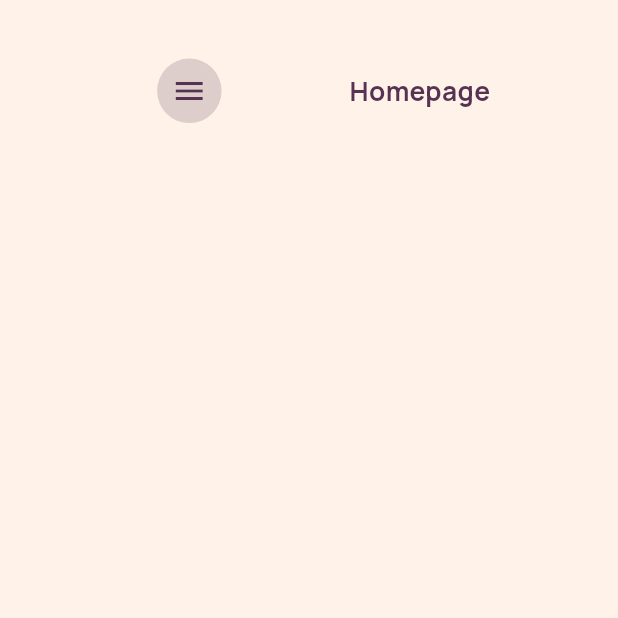
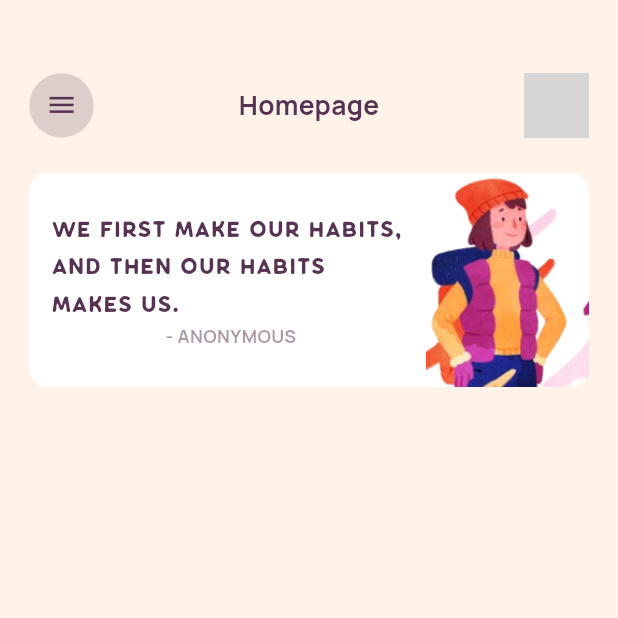
Before and after one commit to Gbenga-Abiodun/habit-app, a Flutter app: the HomePage screen opened by its route, on a phone screen of 412 x 824 dp, the top half of it. Run offline on Flutter 3.47's test engine with Material 3 defaults, Android fonts, the light colour scheme and no system bars; drawn by our look-alikes of auto_size_text; our stand-ins replace cached_network_image, firebase_core, flutter_svg, flutter_svg_provider, get; accounts and stored records are empty; network calls fail; grey boxes are pictures that could not be loaded.

Commit message:
working on the home_card.dart

```diff
--- a/lib/controller/validation_controller.dart
+++ b/lib/controller/validation_controller.dart
@@ -81,7 +81,8 @@ class ValidationController extends GetxController {
       return;
     }
     signInFormStateKey.currentState!.save();
-    Get.offAllNamed(RouteHelpers.getHomePage(),);
+    Get.back();
+    Get.toNamed(RouteHelpers.getHomePage(),);
     // authController.signIn(password: signInPassword, email: signInEmail,);
     /* await Get.find<AuthController>().signIn(email: loginEmail, password: loginPassword,);*/
   }
--- a/lib/pages/auth/sign_in_page.dart
+++ b/lib/pages/auth/sign_in_page.dart
@@ -48,12 +48,17 @@ class SignInPage extends StatelessWidget {
                   Row(
                     mainAxisAlignment: MainAxisAlignment.end,
                     children: [
-                      CircleIcon(
-                        child: SvgPicture.asset(
-                          Assets.svgsLoupe1,
-                          width: Dimensions.height11 * 2,
-                          height: Dimensions.height11 * 2,
-                          fit: BoxFit.scaleDown,
+                      Padding(
+                        padding:   EdgeInsets.symmetric(
+                    horizontal: Dimensions.height10 * 2,
+                  ),
+                        child: CircleIcon(
+                          child: SvgPicture.asset(
+                            Assets.svgsLoupe1,
+                            width: Dimensions.height11 * 2,
+                            height: Dimensions.height11 * 2,
+                            fit: BoxFit.scaleDown,
+                          ),
                         ),
                       ),
                     ],
--- a/lib/pages/auth/sign_up_page.dart
+++ b/lib/pages/auth/sign_up_page.dart
@@ -248,18 +248,18 @@ class SignUpPage extends StatelessWidget {
                     horizontal: Dimensions.height10 * 2,
                   ),
                   child: Row(
-                    // mainAxisAlignment: MainAxisAlignment.spaceEvenly,
+                    mainAxisAlignment: MainAxisAlignment.spaceBetween,
                     children: [
                       OauthButton(
-                        width: Dimensions.height10 * 17,
+                        width: Dimensions.height10 * 16.5,
                         height: Dimensions.height10 * 5,
                         text: "Google",
                         svgPath: Assets.svgsGoogle,
                         spaceWidth: Dimensions.height10 * 2,
                       ),
-                      Spacer(),
+                      // Spacer(),
                       OauthButton(
-                        width: Dimensions.height10 * 17,
+                        width: Dimensions.height10 * 16.5,
                         height: Dimensions.height10 * 5,
                         text: "Facebook",
                         svgPath: Assets.svgsFacebook,
--- a/lib/pages/home/home_page.dart
+++ b/lib/pages/home/home_page.dart
@@ -1,8 +1,10 @@
+import 'package:cached_network_image/cached_network_image.dart';
 import 'package:flutter/material.dart';
 import 'package:flutter_svg_provider/flutter_svg_provider.dart';
 import 'package:habit_app/generated/assets.dart';
 import 'package:habit_app/utils/colors.dart';
 import 'package:habit_app/widgets/circle_icon.dart';
+import 'package:habit_app/widgets/home_card.dart';
 import 'package:habit_app/widgets/small_text.dart';
 
 import '../../utils/dimensions.dart';
@@ -20,19 +22,20 @@ class HomePage extends StatelessWidget {
           //   height: 330,
           // ),
           SizedBox(
-            height: Dimensions.height10 * 4,
+            height: Dimensions.height10 * 5,
           ),
           Container(
             padding: EdgeInsets.symmetric(
               horizontal: Dimensions.height10 * 2,
             ),
             child: Row(
-              mainAxisAlignment: MainAxisAlignment.spaceEvenly,
+              mainAxisAlignment: MainAxisAlignment.spaceBetween,
               children: [
                 CircleIcon(
                   child: Icon(
                     Icons.menu_outlined,
                     color: AppColors.eclipse,
+                    size: Dimensions.height11 * 2,
                   ),
                 ),
                 SmallText(
@@ -41,13 +44,31 @@ class HomePage extends StatelessWidget {
                   color: AppColors.eclipse,
                   size: Dimensions.font18,
                 ),
+                Container(
+                  width: Dimensions.height11 * 4,
+                  height: Dimensions.height11 * 4,
+                  decoration: BoxDecoration(
+                    shape: BoxShape.circle,
+                    image: DecorationImage(
+                      fit: BoxFit.cover,
+                      image: CachedNetworkImageProvider(
+                        "https://images.unsplash.com/photo-1623184663110-89ba5b565eb6?q=80&w=2012&auto=format&fit=crop&ixlib=rb-4.0.3&ixid=M3wxMjA3fDB8MHxwaG90by1wYWdlfHx8fGVufDB8fHx8fA%3D%3D",
+                      ),
+                    ),
+                  ),
+                ),
+
               ],
             ),
           ),
+          SizedBox(
+            height: Dimensions.height12 * 2,
+          ),
+          HomeCard(),
           Spacer(),
           Container(
             width: MediaQuery.of(context).size.width,
-            height: 543.14,
+            height: Dimensions.height10 * 53,
             decoration: BoxDecoration(
               image: DecorationImage(
                 fit: BoxFit.scaleDown,
--- a/lib/widgets/circle_icon.dart
+++ b/lib/widgets/circle_icon.dart
@@ -13,9 +13,7 @@ class CircleIcon extends StatelessWidget {
     return GestureDetector(
       onTap: onTap,
       child: Container(
-        margin: EdgeInsets.symmetric(
-          horizontal: Dimensions.height10 * 2,
-        ),
+
         width: Dimensions.height11 * 4,
         height: Dimensions.height11 * 4,
         decoration: BoxDecoration(
--- /dev/null
+++ b/lib/widgets/home_card.dart
@@ -0,0 +1,96 @@
+import 'package:flutter/material.dart';
+import 'package:habit_app/utils/colors.dart';
+import 'package:habit_app/utils/dimensions.dart';
+import 'package:habit_app/widgets/small_text.dart';
+
+import '../generated/assets.dart';
+
+class HomeCard extends StatelessWidget {
+  const HomeCard({Key? key}) : super(key: key);
+
+  @override
+  Widget build(BuildContext context) {
+    return Container(
+      height: Dimensions.height12 * 12.16666666666667,
+      alignment: Alignment.center,
+      margin: EdgeInsets.symmetric(
+        horizontal: Dimensions.height10 * 2,
+      ),
+      decoration: BoxDecoration(
+        color: AppColors.scaffoldBg,
+        borderRadius: BorderRadius.circular(
+          Dimensions.height12,
+        ),
+      ),
+      child: Row(
+        mainAxisAlignment: MainAxisAlignment.spaceBetween,
+        children: [
+          Padding(
+            padding:  EdgeInsets.only(
+              left: Dimensions.height15,
+            ),
+            child: Column(
+              children: [
+                Column(
+                  children: [
+                    SizedBox(
+                      height: Dimensions.height12 * 2.166666666666667,
+                    ),
+                    SmallText(
+                      text:
+                          "We first make our habits, \nand then our habits \nmakes us.",
+                      fontFamily: "Klasik",
+                      size: Dimensions.font18,
+                      color: AppColors.eclipse,
+                    ),
+
+                  ],
+                ),
+                Row(
+                  mainAxisAlignment: MainAxisAlignment.start,
+                  children: [
+                    SmallText(
+                      text:
+                      "- anonymous".toUpperCase(),
+                      // fontFamily: "Klasik",
+                      size: Dimensions.height12,
+                      fontWeight: FontWeight.w700,
+                      textAlign: TextAlign.start,
+                      color: AppColors.eclipse.withOpacity(0.5),
+                    ),
+                  ],
+                ),
+
+                // SizedBox(
+                //   height: Dimensions.height12 * 2.166666666666667,
+                // ),
+
+                // Row(
+                //   mainAxisAlignment: MainAxisAlignment.start,
+                //   children: [
+                //
+                //   ],
+                // ),
+              ],
+            ),
+          ),
+          Container(
+            height: Dimensions.height10 * 50,
+            width: Dimensions.height10 * 11.1,
+            // margin: Edge,
+
+            decoration: BoxDecoration(
+              image: DecorationImage(
+                fit: BoxFit.cover,
+                image: AssetImage(
+
+                  Assets.imagesGirl,
+                ),
+              ),
+            ),
+          )
+        ],
+      ),
+    );
+  }
+}
```
Also changed, not shown: assets/images/girl.png (added), lib/generated/assets.dart.
